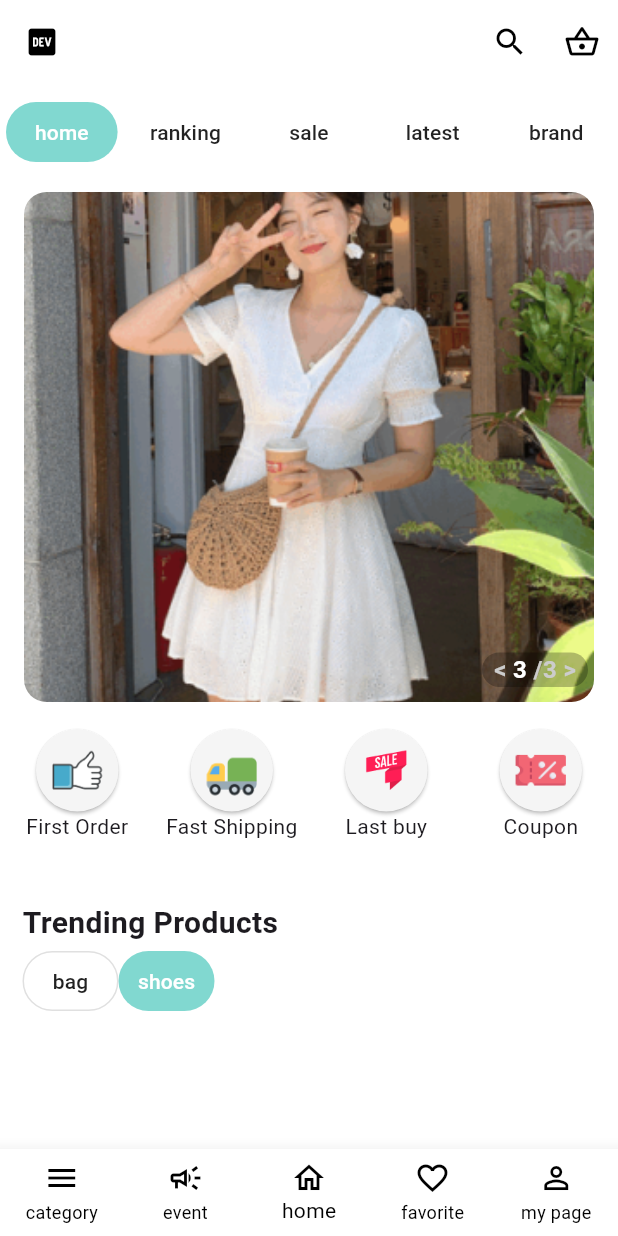
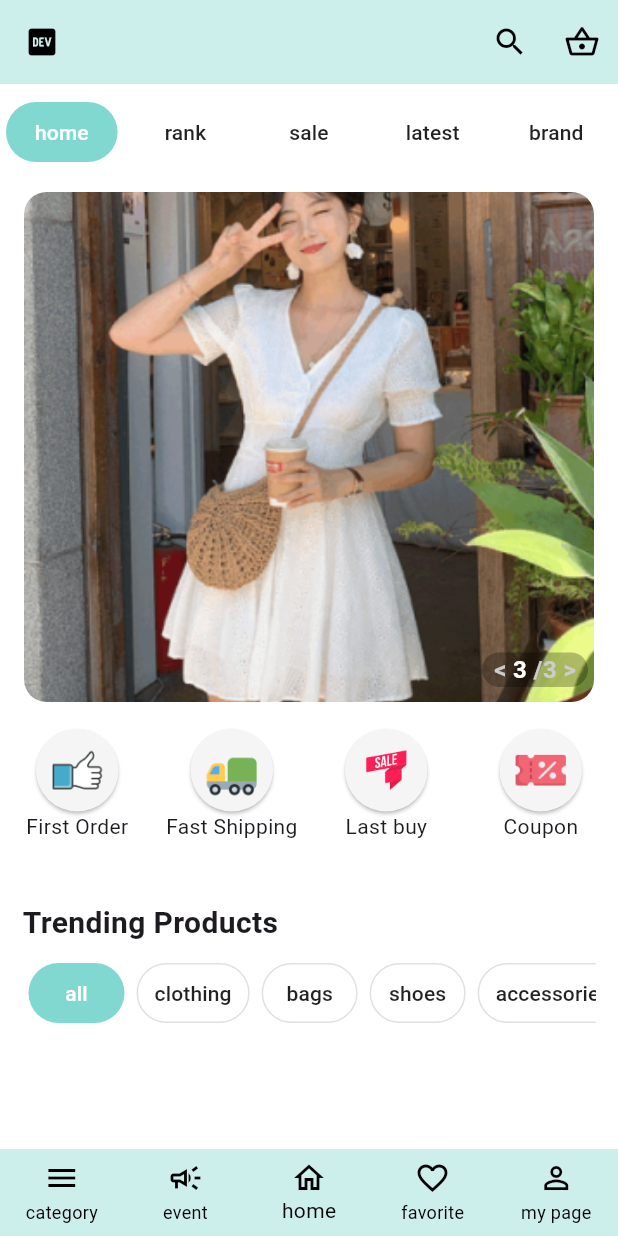
Before and after one commit to willchangesoon/Frontend, a Flutter app: the screen it shows after launch, on a phone screen of 412 x 824 dp. Run offline on Flutter 3.47's test engine with Material 3 defaults, Android fonts, the phone set to English and light mode, and no system bars; our stand-ins replace flutter_riverpod, go_router.

Commit message:
feat- 색상변경, category button onPressed 연결

```diff
--- a/es3_frontend/lib/common/component/btn_category.dart
+++ b/es3_frontend/lib/common/component/btn_category.dart
@@ -5,18 +5,20 @@ class CategoryButton extends StatelessWidget {
   final String text;
   final bool selected;
   final bool? border;
+  final VoidCallback? onPressed;
 
   const CategoryButton({
     super.key,
     required this.text,
     required this.selected,
+    this.onPressed,
     this.border = false,
   });
 
   @override
   Widget build(BuildContext context) {
     return TextButton(
-      onPressed: () {},
+      onPressed: onPressed,
       child: Text(
         text,
         style: TextStyle(
--- a/es3_frontend/lib/common/layout/default_layout.dart
+++ b/es3_frontend/lib/common/layout/default_layout.dart
@@ -29,16 +29,19 @@ class _DefaultLayoutState extends State<DefaultLayout> {
   @override
   Widget build(BuildContext context) {
     return Scaffold(
+      backgroundColor: MAIN_COLOR,
       appBar: renderAppBar(),
-      body: widget.child,
+      body: Container(
+        color: Colors.white,
+        child: widget.child,
+      ),
       bottomNavigationBar: renderBottomNav(),
-      backgroundColor: Colors.white,
     );
   }
 
   renderAppBar() {
     return AppBar(
-      backgroundColor: Colors.white,
+      backgroundColor: Colors.white60,
       leading: Icon(Icons.logo_dev_outlined),
       title: widget.title != null
           ? Text(
@@ -92,11 +95,11 @@ class _DefaultLayoutState extends State<DefaultLayout> {
           label: 'my page',
         ),
       ],
-      backgroundColor: Colors.white,
+      backgroundColor: Colors.white60,
       type: BottomNavigationBarType.fixed,
       selectedItemColor: Colors.black,
       unselectedItemColor: Colors.black,
-      elevation: 10,
+      elevation: 0,
     );
   }
 }
--- a/es3_frontend/lib/common/screen/s_home.dart
+++ b/es3_frontend/lib/common/screen/s_home.dart
@@ -11,7 +11,7 @@ class HomeScreen extends StatefulWidget {
 }
 
 class _HomeScreenState extends State<HomeScreen> {
-  final List<String> mainMenus = ['home', 'ranking', 'sale', 'latest', 'brand'];
+  final List<String> mainMenus = ['home', 'rank', 'sale', 'latest', 'brand'];
   int _curSelectedMenu = 0;
   final Map<String, String> options = {
     "First Order": "images/options/first_buy.png",
@@ -19,6 +19,8 @@ class _HomeScreenState extends State<HomeScreen> {
     "Last buy": "images/options/last_buy.png",
     "Coupon": "images/options/coupon.png",
   };
+  final List<String> categories = ['all', 'clothing', 'bags', 'shoes', 'accessories', 'athletics'];
+  int _curSelectedCategory = 0;
 
   @override
   Widget build(BuildContext context) {
@@ -49,6 +51,11 @@ class _HomeScreenState extends State<HomeScreen> {
               child: CategoryButton(
                 text: menu,
                 selected: _curSelectedMenu == index,
+                onPressed: (){
+                  setState(() {
+                    _curSelectedMenu = index;
+                  });
+                },
               ),
             ),
           );
@@ -66,7 +73,7 @@ class _HomeScreenState extends State<HomeScreen> {
   }
 
   Widget listMenu() {
-    return const Padding(
+    return Padding(
       padding: EdgeInsets.symmetric(horizontal: 15.0),
       child: Column(
         crossAxisAlignment: CrossAxisAlignment.start,
@@ -75,15 +82,28 @@ class _HomeScreenState extends State<HomeScreen> {
             'Trending Products',
             style: TextStyle(fontWeight: FontWeight.bold, fontSize: 20),
           ),
-          Row(
-            children: [
-              CategoryButton(
-                text: 'bag',
-                selected: false,
-                border: true,
-              ),
-              CategoryButton(text: 'shoes', selected: true),
-            ],
+          SingleChildScrollView(
+            scrollDirection: Axis.horizontal,
+            child: Row(
+              children: categories.asMap().entries.map((entry) {
+                int index = entry.key;
+                String cat = entry.value;
+                return Padding(
+                  padding:
+                  const EdgeInsets.symmetric(horizontal: 4.0, vertical: 8.0),
+                  child: CategoryButton(
+                    text: cat,
+                    selected: _curSelectedCategory == index,
+                    border: _curSelectedCategory != index,
+                    onPressed: (){
+                      setState(() {
+                        _curSelectedCategory = index;
+                      });
+                    },
+                  ),
+                );
+              }).toList(),
+            ),
           )
         ],
       ),
```
